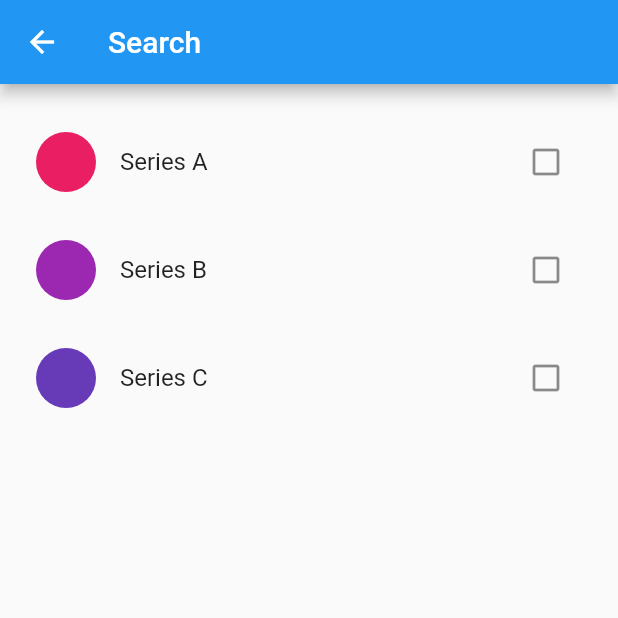
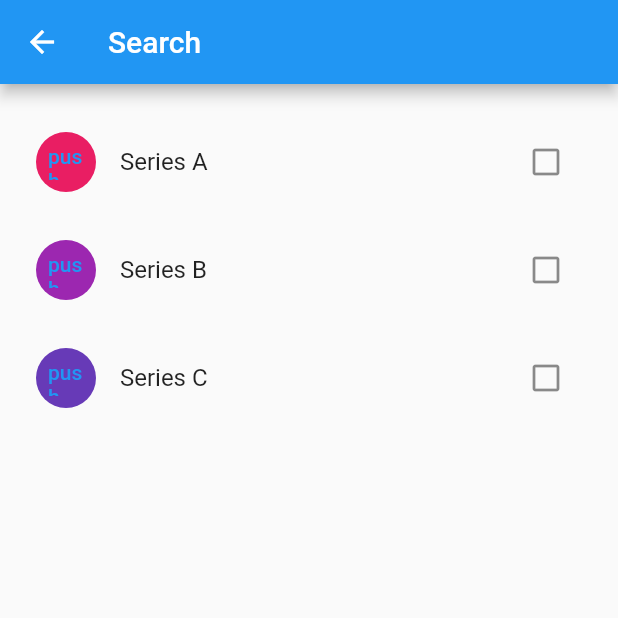
Before and after one commit to Vryzas/my_series_list_webandroidios, a Flutter app: the SearchPage screen opened directly, on a phone screen of 412 x 824 dp, the top half of it. Run offline on Flutter 3.47's test engine with Material 2 defaults, Android fonts, the phone set to English and light mode, and no system bars.

Commit message:
FMSL-1-added details navigation to search items

```diff
--- a/lib/presentation/pages/search.dart
+++ b/lib/presentation/pages/search.dart
@@ -1,5 +1,6 @@
 import 'package:flutter/material.dart';
 import 'package:my_series_list_webandroidios/data/models/series_list.dart';
+import 'package:my_series_list_webandroidios/presentation/pages/details.dart';
 import 'package:provider/provider.dart';
 
 // TODO: get series list from ext. api
@@ -43,6 +44,12 @@ class ItemTile extends StatelessWidget {
         leading: CircleAvatar(
           backgroundColor:
               Colors.primaries[itemNo + 1 % Colors.primaries.length],
+          child: TextButton(
+            child: const Text('push me for details'),
+            onPressed: () {
+              Navigator.pushNamed(context, DetailsPage.routeName);
+            },
+          ),
         ),
         title: Text(
           itemName,
```
